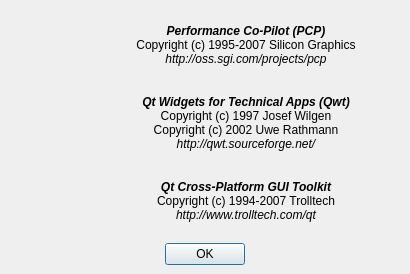
This is src/chart/seealsodialog.ui in performancecopilot/pcp as Qt 5 draws it before an edit. The edited form follows.
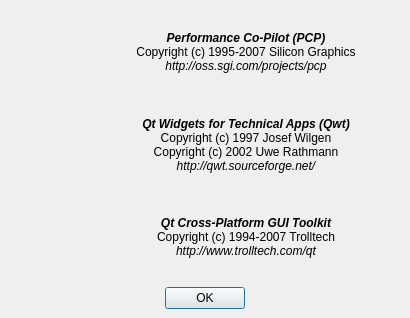
This is the edited form. Icons and pictures are not drawn.

Commit message: Remove hard-coded setting of layout margins. These were inserted by the original version of Qt designer we used and may be contributing to the menu/font oddity (maybe).

The edit to the form file:
```diff
--- a/src/chart/seealsodialog.ui
+++ b/src/chart/seealsodialog.ui
@@ -6,7 +6,7 @@
     <x>0</x>
     <y>0</y>
     <width>410</width>
-    <height>274</height>
+    <height>318</height>
    </rect>
   </property>
   <property name="sizePolicy" >
@@ -20,7 +20,7 @@
   <property name="minimumSize" >
    <size>
     <width>410</width>
-    <height>265</height>
+    <height>300</height>
    </size>
   </property>
   <property name="windowTitle" >
@@ -264,7 +264,6 @@
    </item>
   </layout>
  </widget>
- <layoutdefault spacing="6" margin="11" />
  <resources>
   <include location="kmchart.qrc" />
  </resources>
```
Left out of the diff: 30 changed lines with no effect on the pictures. The commit also changes 12 other files.
